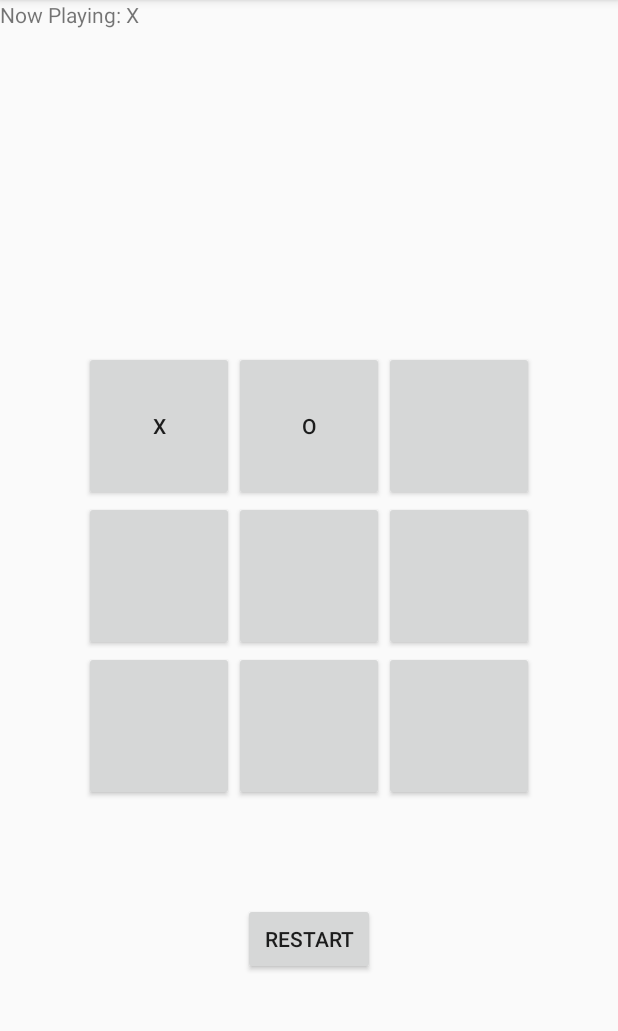
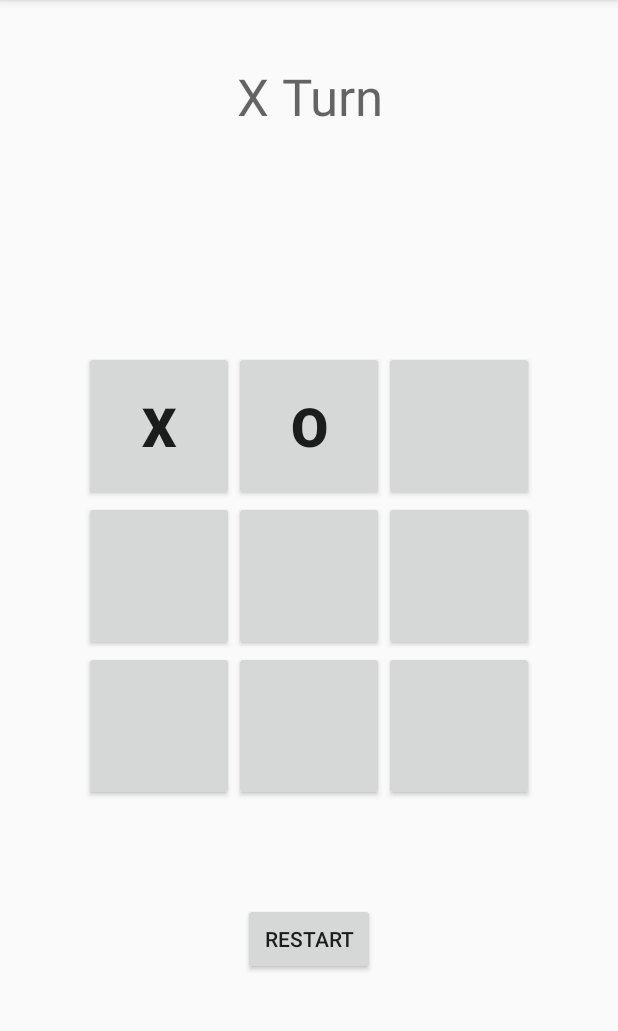
Before and after one commit to anetanel/TicTacTow, an Android app: the screen it shows after launch (MainActivity), after a tap on an icon or button, on a phone screen of 412 x 824 dp, the part 84-1115 px from its top. Run offline under Robolectric (Android 15) with nearby library versions, the phone set to English and light mode, and no system bars; 1 other tap on this screen came first.

Commit message:
added tie and a started checking for win after 5 moves

```diff
--- a/app/build.gradle
+++ b/app/build.gradle
@@ -5,7 +5,7 @@ android {
     defaultConfig {
         applicationId "com.example.attaln.tictactoe"
         minSdkVersion 15
-        targetSdkVersion 26
+        targetSdkVersion 24
         versionCode 1
         versionName "1.0"
         testInstrumentationRunner "android.support.test.runner.AndroidJUnitRunner"
@@ -16,10 +16,13 @@ android {
             proguardFiles getDefaultProguardFile('proguard-android.txt'), 'proguard-rules.pro'
         }
     }
+    productFlavors {
+    }
+    buildToolsVersion '27.0.3'
 }
 
 dependencies {
-    implementation fileTree(dir: 'libs', include: ['*.jar'])
+    implementation fileTree(include: ['*.jar'], dir: 'libs')
     implementation 'com.android.support:appcompat-v7:26.1.0'
     implementation 'com.android.support.constraint:constraint-layout:1.0.2'
     testImplementation 'junit:junit:4.12'
--- a/app/src/main/java/com/example/attaln/tictactoe/MainActivity.java
+++ b/app/src/main/java/com/example/attaln/tictactoe/MainActivity.java
@@ -14,7 +14,9 @@ public class MainActivity extends AppCompatActivity implements View.OnClickListe
     String xo;
     TextView title;
     Button restartBtn;
-    List<Button> btns = new LinkedList<>();
+    List<Button> buttons = new LinkedList<>();
+    int moves;
+    boolean gameWon;
 
     @Override
     protected void onCreate(Bundle savedInstanceState) {
@@ -23,15 +25,15 @@ public class MainActivity extends AppCompatActivity implements View.OnClickListe
         title = findViewById(R.id.title);
 
 
-        btns.add((Button) findViewById(R.id.button1));
-        btns.add((Button) findViewById(R.id.button2));
-        btns.add((Button) findViewById(R.id.button3));
-        btns.add((Button) findViewById(R.id.button4));
-        btns.add((Button) findViewById(R.id.button5));
-        btns.add((Button) findViewById(R.id.button6));
-        btns.add((Button) findViewById(R.id.button7));
-        btns.add((Button) findViewById(R.id.button8));
-        btns.add((Button) findViewById(R.id.button9));
+        buttons.add((Button) findViewById(R.id.button1));
+        buttons.add((Button) findViewById(R.id.button2));
+        buttons.add((Button) findViewById(R.id.button3));
+        buttons.add((Button) findViewById(R.id.button4));
+        buttons.add((Button) findViewById(R.id.button5));
+        buttons.add((Button) findViewById(R.id.button6));
+        buttons.add((Button) findViewById(R.id.button7));
+        buttons.add((Button) findViewById(R.id.button8));
+        buttons.add((Button) findViewById(R.id.button9));
         restartBtn = (Button) findViewById(R.id.restart);
         restartBtn.setOnClickListener(new View.OnClickListener() {
             @Override
@@ -40,7 +42,7 @@ public class MainActivity extends AppCompatActivity implements View.OnClickListe
             }
         });
 
-        for (Button btn : btns) {
+        for (Button btn : buttons) {
             btn.setOnClickListener(this);
         }
 
@@ -48,11 +50,13 @@ public class MainActivity extends AppCompatActivity implements View.OnClickListe
     }
 
     private void newGame() {
+        moves = 0;
         xo = "X";
-        title.setText("Now Playing: " + xo);
-        for(Button btn: btns) {
+        gameWon = false;
+        title.setText(xo + " Turn");
+        for (Button btn : buttons) {
             btn.setText(null);
-            btn.setTag(btns.indexOf(btn));
+            btn.setTag(buttons.indexOf(btn));
             btn.setClickable(true);
             btn.setTextColor(restartBtn.getTextColors());
         }
@@ -63,55 +67,59 @@ public class MainActivity extends AppCompatActivity implements View.OnClickListe
     public void onClick(View view) {
         Button b = findViewById(view.getId());
         if (b.isClickable()) {
+            moves++;
             b.setText(xo);
             b.setTag(xo);
             b.setClickable(false);
             xo = xo.equals("X") ? "O" : "X";
-            title.setText("Now Playing: " + xo);
+            title.setText(xo + " Turn");
 
-            checkWin();
+            if (moves >= 5) checkWin();
+            if (moves == 9 && !gameWon) {
+                title.setText("Tie!");
+                restartBtn.setText("New Game?");
+            }
         }
     }
 
     private void checkWin() {
-        if (btns.get(0).getTag().equals(btns.get(1).getTag()) && btns.get(0).getTag().equals(btns.get(2).getTag())) {
-            gameOver(btns.get(0), btns.get(1), btns.get(2));
+        if (buttons.get(0).getTag().equals(buttons.get(1).getTag()) && buttons.get(0).getTag().equals(buttons.get(2).getTag())) {
+            gameWon(buttons.get(0), buttons.get(1), buttons.get(2));
         }
-        if (btns.get(3).getTag().equals(btns.get(4).getTag()) && btns.get(3).getTag().equals(btns.get(5).getTag())) {
-            gameOver(btns.get(3), btns.get(4), btns.get(5));
+        if (buttons.get(3).getTag().equals(buttons.get(4).getTag()) && buttons.get(3).getTag().equals(buttons.get(5).getTag())) {
+            gameWon(buttons.get(3), buttons.get(4), buttons.get(5));
         }
-        if (btns.get(6).getTag().equals(btns.get(7).getTag()) && btns.get(6).getTag().equals(btns.get(8).getTag())) {
-            gameOver(btns.get(6), btns.get(7), btns.get(8));
+        if (buttons.get(6).getTag().equals(buttons.get(7).getTag()) && buttons.get(6).getTag().equals(buttons.get(8).getTag())) {
+            gameWon(buttons.get(6), buttons.get(7), buttons.get(8));
         }
-        if (btns.get(0).getTag().equals(btns.get(3).getTag()) && btns.get(0).getTag().equals(btns.get(6).getTag())) {
-            gameOver(btns.get(0), btns.get(3), btns.get(6));
+        if (buttons.get(0).getTag().equals(buttons.get(3).getTag()) && buttons.get(0).getTag().equals(buttons.get(6).getTag())) {
+            gameWon(buttons.get(0), buttons.get(3), buttons.get(6));
         }
-        if (btns.get(1).getTag().equals(btns.get(4).getTag()) && btns.get(1).getTag().equals(btns.get(7).getTag())) {
-            gameOver(btns.get(1), btns.get(4), btns.get(7));
+        if (buttons.get(1).getTag().equals(buttons.get(4).getTag()) && buttons.get(1).getTag().equals(buttons.get(7).getTag())) {
+            gameWon(buttons.get(1), buttons.get(4), buttons.get(7));
         }
-        if (btns.get(2).getTag().equals(btns.get(5).getTag()) && btns.get(2).getTag().equals(btns.get(8).getTag())) {
-            gameOver(btns.get(2), btns.get(5), btns.get(8));
+        if (buttons.get(2).getTag().equals(buttons.get(5).getTag()) && buttons.get(2).getTag().equals(buttons.get(8).getTag())) {
+            gameWon(buttons.get(2), buttons.get(5), buttons.get(8));
         }
-        if (btns.get(0).getTag().equals(btns.get(4).getTag()) && btns.get(0).getTag().equals(btns.get(8).getTag())) {
-            gameOver(btns.get(0), btns.get(4), btns.get(8));
+        if (buttons.get(0).getTag().equals(buttons.get(4).getTag()) && buttons.get(0).getTag().equals(buttons.get(8).getTag())) {
+            gameWon(buttons.get(0), buttons.get(4), buttons.get(8));
         }
-        if (btns.get(2).getTag().equals(btns.get(4).getTag()) && btns.get(2).getTag().equals(btns.get(6).getTag())) {
-            gameOver(btns.get(2), btns.get(4), btns.get(6));
+        if (buttons.get(2).getTag().equals(buttons.get(4).getTag()) && buttons.get(2).getTag().equals(buttons.get(6).getTag())) {
+            gameWon(buttons.get(2), buttons.get(4), buttons.get(6));
         }
-
-
     }
 
-    private void gameOver(Button btn1, Button btn2, Button btn3) {
+    private void gameWon(Button btn1, Button btn2, Button btn3) {
+        gameWon = true;
         btn1.setTextColor(Color.RED);
         btn2.setTextColor(Color.RED);
         btn3.setTextColor(Color.RED);
 
-        for(Button btn: btns) {
+        for (Button btn : buttons) {
             btn.setClickable(false);
         }
 
-        title.setText("Game Over!");
+        title.setText(xo.equals("X") ? "O WON!" : "X WON!");
         restartBtn.setText("New Game?");
 
     }
--- a/app/src/main/res/layout/activity_main.xml
+++ b/app/src/main/res/layout/activity_main.xml
@@ -6,14 +6,23 @@
     android:layout_height="match_parent"
     tools:context="com.example.attaln.tictactoe.MainActivity">
 
-    <TextView
-        android:id="@+id/title"
-        android:layout_width="wrap_content"
-        android:layout_height="wrap_content" />
-
     <RelativeLayout
         android:layout_width="match_parent"
         android:layout_height="match_parent">
+
+        <TextView
+            android:id="@+id/title"
+            android:layout_width="wrap_content"
+            android:layout_height="wrap_content"
+            android:layout_alignParentTop="true"
+            android:layout_centerHorizontal="true"
+            android:layout_marginTop="41dp"
+            android:gravity="center"
+            android:textAppearance="@style/TextAppearance.AppCompat.Display1"
+            app:layout_constraintEnd_toEndOf="parent"
+            app:layout_constraintHorizontal_bias="0.5"
+            app:layout_constraintStart_toStartOf="parent"
+            app:layout_constraintTop_toTopOf="parent" />
 
         <Button
             android:id="@+id/button1"
@@ -23,7 +32,9 @@
             android:layout_alignLeft="@+id/button4"
             android:layout_alignStart="@+id/button4"
             android:width="100dp"
-            android:height="100dp" />
+            android:height="100dp"
+            android:textSize="36sp"
+            android:textStyle="bold" />
 
         <Button
             android:id="@+id/button2"
@@ -33,7 +44,9 @@
             android:layout_alignBottom="@+id/button1"
             android:layout_centerHorizontal="true"
             android:width="100dp"
-            android:height="100dp" />
+            android:height="100dp"
+            android:textSize="36sp"
+            android:textStyle="bold" />
 
         <Button
             android:id="@+id/button3"
@@ -44,7 +57,9 @@
             android:layout_toEndOf="@+id/button2"
             android:layout_toRightOf="@+id/button2"
             android:width="100dp"
-            android:height="100dp" />
+            android:height="100dp"
+            android:textSize="36sp"
+            android:textStyle="bold" />
 
         <Button
             android:id="@+id/button4"
@@ -55,7 +70,9 @@
             android:layout_toLeftOf="@+id/button5"
             android:layout_toStartOf="@+id/button5"
             android:width="100dp"
-            android:height="100dp" />
+            android:height="100dp"
+            android:textSize="36sp"
+            android:textStyle="bold" />
 
         <Button
             android:id="@+id/button5"
@@ -65,7 +82,9 @@
             android:layout_alignStart="@+id/button2"
             android:layout_centerVertical="true"
             android:width="100dp"
-            android:height="100dp" />
+            android:height="100dp"
+            android:textSize="36sp"
+            android:textStyle="bold" />
 
         <Button
             android:id="@+id/button6"
@@ -76,7 +95,9 @@
             android:layout_toEndOf="@+id/button5"
             android:layout_toRightOf="@+id/button5"
             android:width="100dp"
-            android:height="100dp" />
+            android:height="100dp"
+            android:textSize="36sp"
+            android:textStyle="bold" />
 
         <Button
             android:id="@+id/button7"
@@ -86,7 +107,9 @@
             android:layout_alignStart="@+id/button4"
             android:layout_below="@+id/button4"
             android:width="100dp"
-            android:height="100dp" />
+            android:height="100dp"
+            android:textSize="36sp"
+            android:textStyle="bold" />
 
         <Button
             android:id="@+id/button8"
@@ -97,7 +120,9 @@
             android:layout_toEndOf="@+id/button7"
             android:layout_toRightOf="@+id/button7"
             android:width="100dp"
-            android:height="100dp" />
+            android:height="100dp"
+            android:textSize="36sp"
+            android:textStyle="bold" />
 
         <Button
             android:id="@+id/button9"
@@ -108,7 +133,9 @@
             android:layout_toEndOf="@+id/button8"
             android:layout_toRightOf="@+id/button8"
             android:width="100dp"
-            android:height="100dp" />
+            android:height="100dp"
+            android:textSize="36sp"
+            android:textStyle="bold" />
 
         <Button
             android:id="@+id/restart"
```
